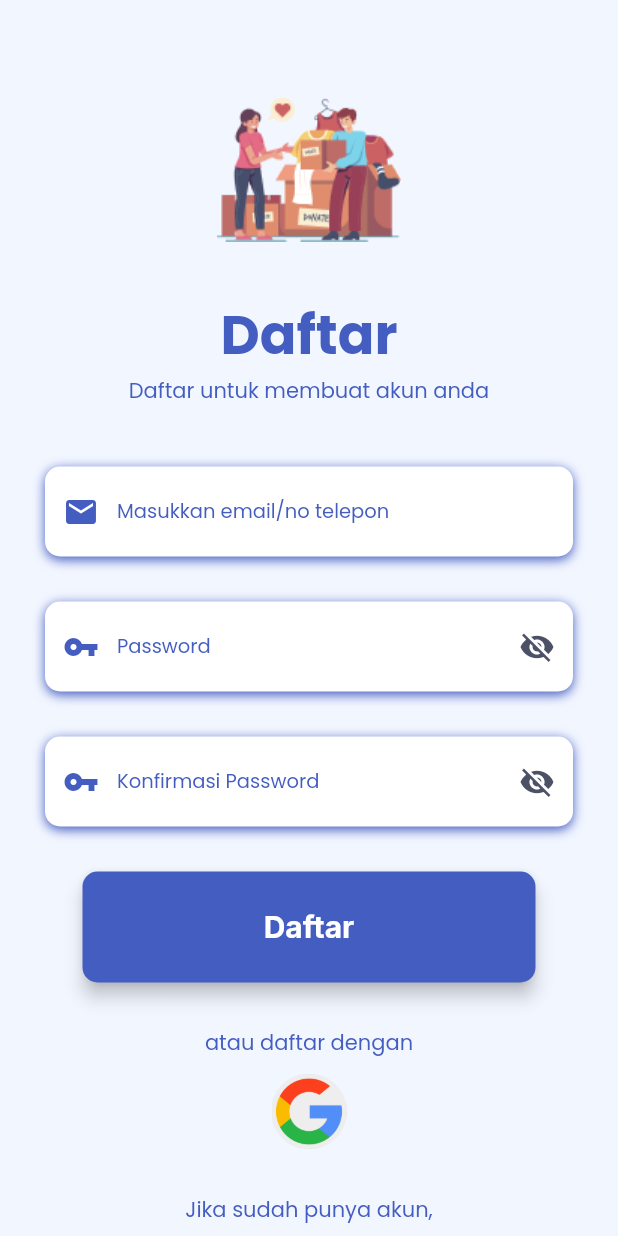
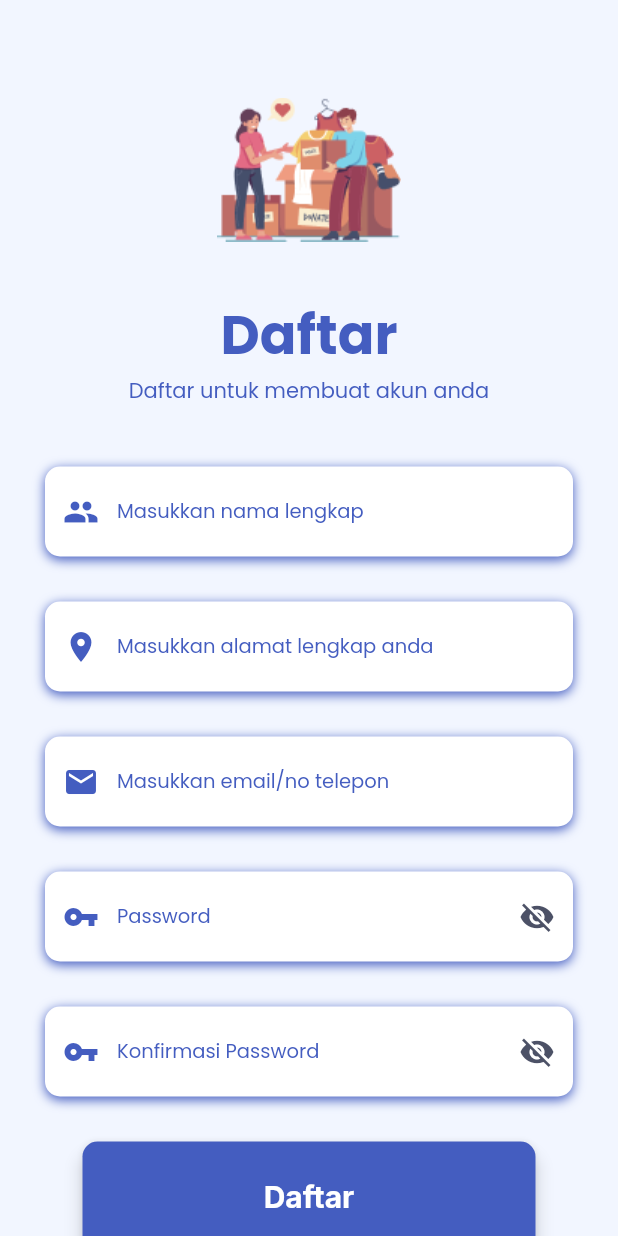
Before and after one commit to vasyillakafy/mobile_framework_kel5, a Flutter app: the register screen opened directly, on a phone screen of 412 x 824 dp. Run offline on Flutter 3.47's test engine with Material 2 defaults, Android fonts, the phone set to English and light mode, and no system bars; our stand-ins replace google_fonts.

Commit message:
Create Register

```diff
--- a/lib/screen/register.dart
+++ b/lib/screen/register.dart
@@ -4,6 +4,8 @@ import 'package:flutter/services.dart';
 import 'package:sejuta/config/palete.dart';
 import 'package:sejuta/config/constants.dart';
 import 'package:sejuta/screen/LoginScreen.dart';
+import 'package:http/http.dart' as http;
+import 'package:sejuta/screen/bottom_nav_bar.dart';
 
 class register extends StatefulWidget {
   @override
@@ -11,6 +13,64 @@ class register extends StatefulWidget {
 }
 
 class _registerState extends State<register> {
+  TextEditingController c_nama = new TextEditingController();
+  TextEditingController c_email = new TextEditingController();
+  TextEditingController c_alamat = new TextEditingController();
+  TextEditingController c_nohp = new TextEditingController();
+  TextEditingController c_foto = new TextEditingController();
+  TextEditingController c_password = new TextEditingController();
+  TextEditingController c_conpassword = new TextEditingController();
+
+  // String foto = "1.jpg";
+  // void register() {
+  //   var url = 'http://192.168.0.2:8000/api/register';
+
+  //   http.post(Uri.parse(url), body: {
+  //     // "id_kategori": controllerIdKat.text,
+  //     "nama": c_nama.text,
+  //     "email": c_email.text,
+  //     "no_hp": c_nohp.text,
+  //     "password": c_password.text,
+  //     "alamat": c_alamat.text,
+  //     "foto": c_foto.text
+  //   });
+  // }
+  String foto = "1.jpg";
+  Future<void> register() async {
+    if (c_nama.text.isNotEmpty &&
+        c_email.text.isNotEmpty &&
+        c_password.text.isNotEmpty &&
+        c_conpassword.text.isNotEmpty &&
+        c_alamat.text.isNotEmpty) {
+      var response =
+          await http.post(Uri.parse("http://192.168.0.2:8000/api/register"),
+              body: ({
+                'nama': c_nama.text,
+                'alamat': c_alamat.text,
+                'email': c_email.text,
+                'password': c_password.text,
+                'foto': foto
+              }));
+
+      if (c_password.text == c_conpassword.text) {
+        if (response.statusCode == 200) {
+          Navigator.push(
+              context, MaterialPageRoute(builder: (context) => BottomNav()));
+        } else {
+          ScaffoldMessenger.of(context).showSnackBar(SnackBar(
+              content: Text(
+                  "Pastikan email dan password sudah terisi dengan benar")));
+        }
+      } else {
+        ScaffoldMessenger.of(context).showSnackBar(SnackBar(
+            content: Text("Password dan ConfirmPassword TIDAK COCOK")));
+      }
+    } else {
+      ScaffoldMessenger.of(context)
+          .showSnackBar(SnackBar(content: Text("Inputan tidak boleh kosong")));
+    }
+  }
+
   bool rememberpwd = false;
   bool sec = true;
   var visable = Icon(
@@ -61,6 +121,14 @@ class _registerState extends State<register> {
                         ),
                         SizedBox(
                           height: 40,
+                        ),
+                        nama(),
+                        SizedBox(
+                          height: 30,
+                        ),
+                        alamat(),
+                        SizedBox(
+                          height: 30,
                         ),
                         buildEmail(),
                         SizedBox(
@@ -122,6 +190,84 @@ class _registerState extends State<register> {
     );
   }
 
+  Widget nama() {
+    return Padding(
+      padding: EdgeInsets.symmetric(horizontal: 10.0),
+      child: Column(
+        crossAxisAlignment: CrossAxisAlignment.start,
+        children: [
+          Container(
+            height: 60,
+            alignment: Alignment.centerLeft,
+            decoration: BoxDecoration(
+                color: Colors.white,
+                borderRadius: BorderRadius.circular(10),
+                boxShadow: [
+                  BoxShadow(
+                    color: color_font,
+                    blurRadius: 6,
+                    offset: Offset(0, 2),
+                  )
+                ]),
+            child: TextField(
+              controller: c_nama,
+              keyboardType: TextInputType.name,
+              style: TextStyle(color: color_font),
+              decoration: InputDecoration(
+                  border: InputBorder.none,
+                  contentPadding: EdgeInsets.only(top: 14),
+                  prefixIcon: Icon(
+                    Icons.people,
+                    color: color_font,
+                  ),
+                  hintText: 'Masukkan nama lengkap',
+                  hintStyle: defaultText.subtitle1?.apply(color: color_font)),
+            ),
+          ),
+        ],
+      ),
+    );
+  }
+
+  Widget alamat() {
+    return Padding(
+      padding: EdgeInsets.symmetric(horizontal: 10.0),
+      child: Column(
+        crossAxisAlignment: CrossAxisAlignment.start,
+        children: [
+          Container(
+            height: 60,
+            alignment: Alignment.centerLeft,
+            decoration: BoxDecoration(
+                color: Colors.white,
+                borderRadius: BorderRadius.circular(10),
+                boxShadow: [
+                  BoxShadow(
+                    color: color_font,
+                    blurRadius: 6,
+                    offset: Offset(0, 2),
+                  )
+                ]),
+            child: TextField(
+              controller: c_alamat,
+              keyboardType: TextInputType.name,
+              style: TextStyle(color: color_font),
+              decoration: InputDecoration(
+                  border: InputBorder.none,
+                  contentPadding: EdgeInsets.only(top: 14),
+                  prefixIcon: Icon(
+                    Icons.location_on,
+                    color: color_font,
+                  ),
+                  hintText: 'Masukkan alamat lengkap anda',
+                  hintStyle: defaultText.subtitle1?.apply(color: color_font)),
+            ),
+          ),
+        ],
+      ),
+    );
+  }
+
   Widget buildEmail() {
     return Padding(
       padding: EdgeInsets.symmetric(horizontal: 10.0),
@@ -142,6 +288,7 @@ class _registerState extends State<register> {
                   )
                 ]),
             child: TextField(
+              controller: c_email,
               keyboardType: TextInputType.emailAddress,
               style: TextStyle(color: color_font),
               decoration: InputDecoration(
@@ -178,6 +325,7 @@ class _registerState extends State<register> {
             ),
             height: 60,
             child: TextField(
+              controller: c_password,
               obscureText: sec,
               style: TextStyle(color: color_font),
               decoration: InputDecoration(
@@ -222,6 +370,7 @@ class _registerState extends State<register> {
             ),
             height: 60,
             child: TextField(
+              controller: c_conpassword,
               obscureText: sec,
               style: TextStyle(color: color_font),
               decoration: InputDecoration(
@@ -254,7 +403,9 @@ class _registerState extends State<register> {
       child: Container(
         width: double.infinity,
         child: RaisedButton(
-          onPressed: () {},
+          onPressed: () {
+            register();
+          },
           elevation: 5,
           shape: RoundedRectangleBorder(
             borderRadius: BorderRadius.circular(10),
```
Also changed, not shown: lib/model/user_model.dart (added, +41 -0 lines).
